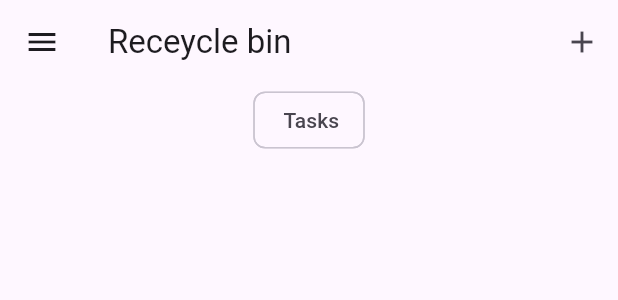
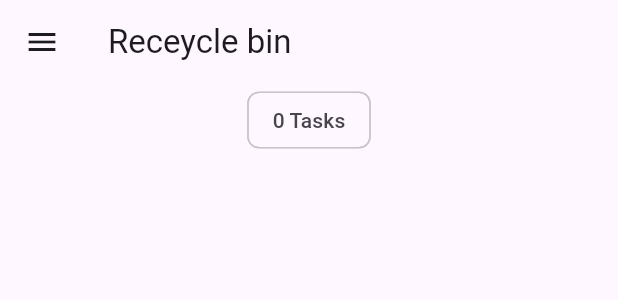
Before and after one commit to FaberDS/flutter-todo-bloc, a Flutter app: the MyDrawer widget shown alone on an empty page, opened directly, after a tap on "Bin", on a phone screen of 412 x 824 dp. Shown: the top 300 px of the screen. Run offline on Flutter 3.47's test engine with Material 3 defaults, Android fonts, the phone set to English and light mode, and no system bars; our stand-ins replace equatable, flutter_bloc, hydrated_bloc.

Commit message:
feat: handle remove & delete

```diff
--- a/lib/blocs/bloc/tasks_event.dart
+++ b/lib/blocs/bloc/tasks_event.dart
@@ -26,6 +26,15 @@ class UpdateTask extends TasksEvent {
 }
 
 
+class RemoveTask extends TasksEvent {
+  final Task task;
+  const RemoveTask({
+    required this.task
+  });
+    @override
+  List<Object> get props => [task];
+}
+
 class DeleteTask extends TasksEvent {
   final Task task;
   const DeleteTask({
--- a/lib/blocs/bloc/tasks_state.dart
+++ b/lib/blocs/bloc/tasks_state.dart
@@ -3,22 +3,28 @@ part of 'tasks_bloc.dart';
 
 class TasksState extends Equatable {
   final List<Task> allTasks;
+  final List<Task> removedTasks;
   const TasksState(
-    {this.allTasks = const <Task>[]}
+    {
+      this.allTasks = const <Task>[],
+      this.removedTasks = const <Task>[],
+      }
   );
 
   @override
-  List<Object> get props => [allTasks];
+  List<Object> get props => [allTasks,removedTasks];
 
   Map<String, dynamic> toMap() {
     return {
       'allTasks': allTasks.map((x) => x.toMap()).toList(),
+      'removedTasks': removedTasks.map((x) => x.toMap()).toList(),
     };
   }
 
   factory TasksState.fromMap(Map<String, dynamic> map) {
     return TasksState(
       allTasks: List<Task>.from(map['allTasks']?.map((x) => Task.fromMap(x))),
+      removedTasks: List<Task>.from(map['removedTasks']?.map((x) => Task.fromMap(x))),
     );
   }
 
--- a/lib/screens/my_drawer.dart
+++ b/lib/screens/my_drawer.dart
@@ -1,6 +1,9 @@
 import 'package:flutter/material.dart';
+import 'package:flutter_tasks_app/blocs/bloc/tasks_bloc.dart';
 import 'package:flutter_tasks_app/screens/receycle_bin.dart';
 import 'package:flutter_tasks_app/screens/tasks_screen.dart';
+
+import '../blocs/bloc_exports.dart';
 
 class MyDrawer extends StatelessWidget {
   const MyDrawer({Key? key}) : super(key: key);
@@ -17,20 +20,28 @@ class MyDrawer extends StatelessWidget {
             color: Colors.grey,
             child: Text("Task Drawer",
                 style: Theme.of(context).textTheme.headlineSmall)),
-        GestureDetector(
-          onTap: ()=>Navigator.of(context).pushNamed(TasksScreen.id),
-          child: const ListTile(
-              leading: Icon(Icons.folder_special),
-              title: Text("My Tasks"),
-              trailing: Text("0")),
+        BlocBuilder<TasksBloc, TasksState>(
+          builder: (context, state) {
+            return GestureDetector(
+              onTap: () => Navigator.of(context).pushNamed(TasksScreen.id),
+              child: ListTile(
+                  leading: Icon(Icons.folder_special),
+                  title: Text("My Tasks"),
+                  trailing: Text("${state.allTasks.length}")),
+            );
+          },
         ),
         const Divider(),
-        GestureDetector(
-          onTap: ()=>Navigator.of(context).pushNamed(ReceycleBin.id),
-          child: const ListTile(
-            leading: Icon(Icons.delete),
-            title: Text("Bin"),
-            trailing: Text("0")),
+        BlocBuilder<TasksBloc, TasksState>(
+          builder: (context, state) {
+            return GestureDetector(
+              onTap: () => Navigator.of(context).pushNamed(ReceycleBin.id),
+              child: ListTile(
+                  leading: Icon(Icons.delete),
+                  title: Text("Bin"),
+                  trailing: Text("${state.removedTasks.length}")),
+            );
+          },
         )
       ],
     )));
--- a/lib/screens/receycle_bin.dart
+++ b/lib/screens/receycle_bin.dart
@@ -1,39 +1,46 @@
 import 'package:flutter/material.dart';
+import 'package:flutter_tasks_app/blocs/bloc_exports.dart';
 import 'package:flutter_tasks_app/screens/my_drawer.dart';
 import 'package:flutter_tasks_app/widgets/tasks_list.dart';
 
-class ReceycleBin extends StatelessWidget {
-    static const id = 'receycle_bin_screen';
+import '../models/task.dart';
 
-const ReceycleBin({ Key? key }) : super(key: key);
+class ReceycleBin extends StatefulWidget {
+  static const id = 'receycle_bin_screen';
+
+  const ReceycleBin({Key? key}) : super(key: key);
 
   @override
-  Widget build(BuildContext context){
-    return Scaffold(
+  State<ReceycleBin> createState() => _ReceycleBinState();
+}
+
+class _ReceycleBinState extends State<ReceycleBin> {
+  @override
+  Widget build(BuildContext context) {
+    return BlocBuilder<TasksBloc, TasksState>(
+        builder: (context, state) {
+        List<Task> tasksList = state.removedTasks;
+        return Scaffold(
           appBar: AppBar(
             title: const Text('Receycle bin'),
-            actions: [
-              IconButton(
-                onPressed: (){},
-                icon: const Icon(Icons.add),
-              )
-            ],
+
           ),
           drawer: MyDrawer(),
           body: Column(
             crossAxisAlignment: CrossAxisAlignment.center,
             children: [
-               Center(
+              Center(
                 child: Chip(
                   label: Text(
-                    ' Tasks',
+                    '${tasksList.length} Tasks',
                   ),
                 ),
               ),
-              TasksList(tasksList: [])
+              TasksList(tasksList:tasksList)
             ],
           ),
-
         );
+      },
+    );
   }
 }
```
Also changed, not shown: lib/blocs/bloc/tasks_bloc.dart (+20 -4 lines), lib/widgets/task_tile.dart (+15 -6 lines), 3 other files.
